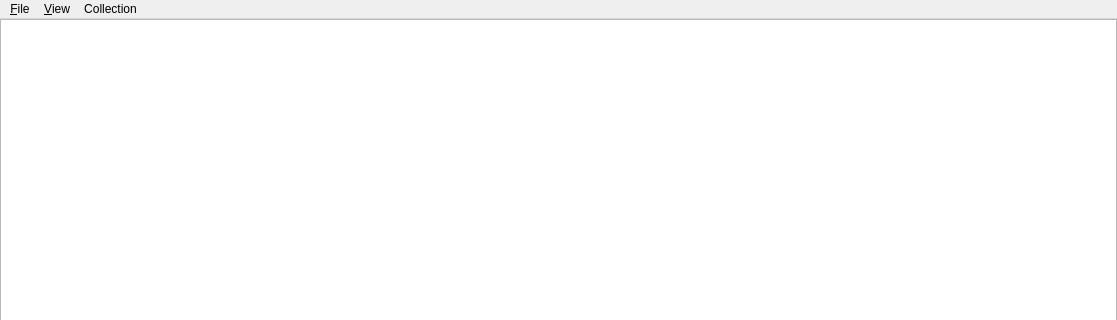
Old version of the form src/home/flibrary/ui/MainWindow.ui in the repository heimdallr/books; both pictures show x 0 to 1117 and y 0 to 320 of the 1117 by 708 pixel window.
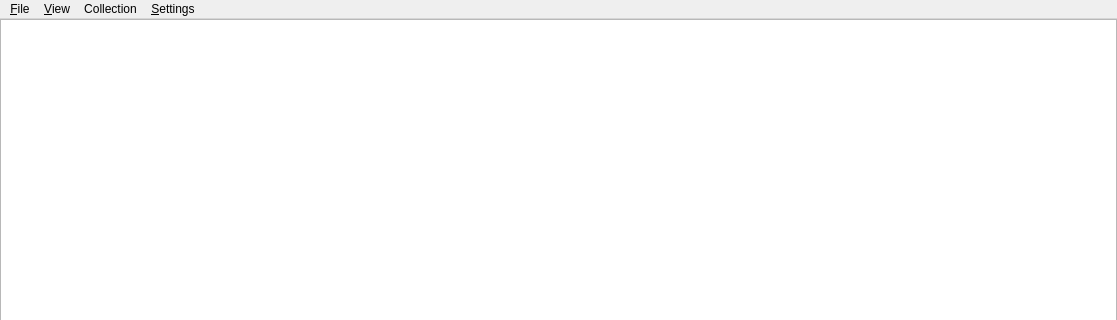
New version of the form.

```diff
--- a/src/home/flibrary/ui/MainWindow.ui
+++ b/src/home/flibrary/ui/MainWindow.ui
@@ -217,9 +217,21 @@
     <addaction name="separator"/>
     <addaction name="actionUserdata"/>
    </widget>
+   <widget class="QMenu" name="menuSettings">
+    <property name="title">
+     <string>&amp;Settings</string>
+    </property>
+    <widget class="QMenu" name="menuLanguage">
+     <property name="title">
+      <string>Language</string>
+     </property>
+    </widget>
+    <addaction name="menuLanguage"/>
+   </widget>
    <addaction name="menuFile"/>
    <addaction name="menuView"/>
    <addaction name="menuCollection"/>
+   <addaction name="menuSettings"/>
   </widget>
   <widget class="QStatusBar" name="statusBar"/>
   <action name="actionFontSizeUp">
```
Left out of the diff: 8 changed lines with no effect on the pictures.
